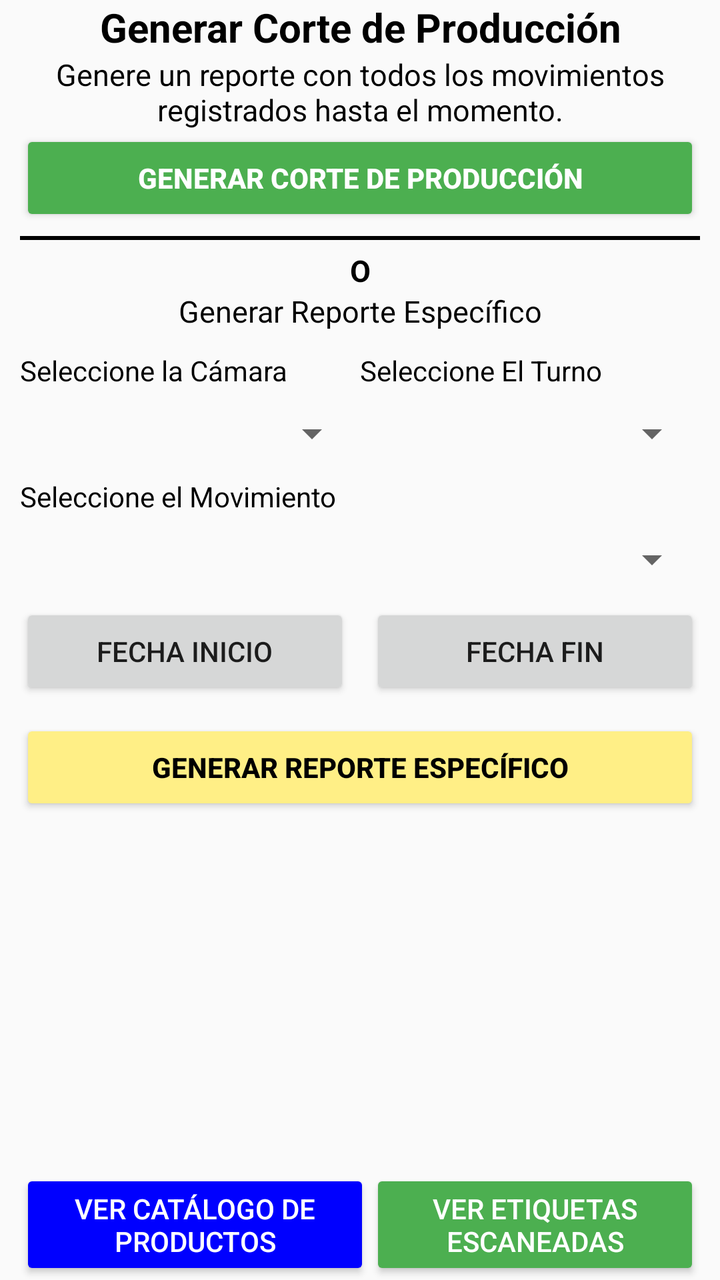
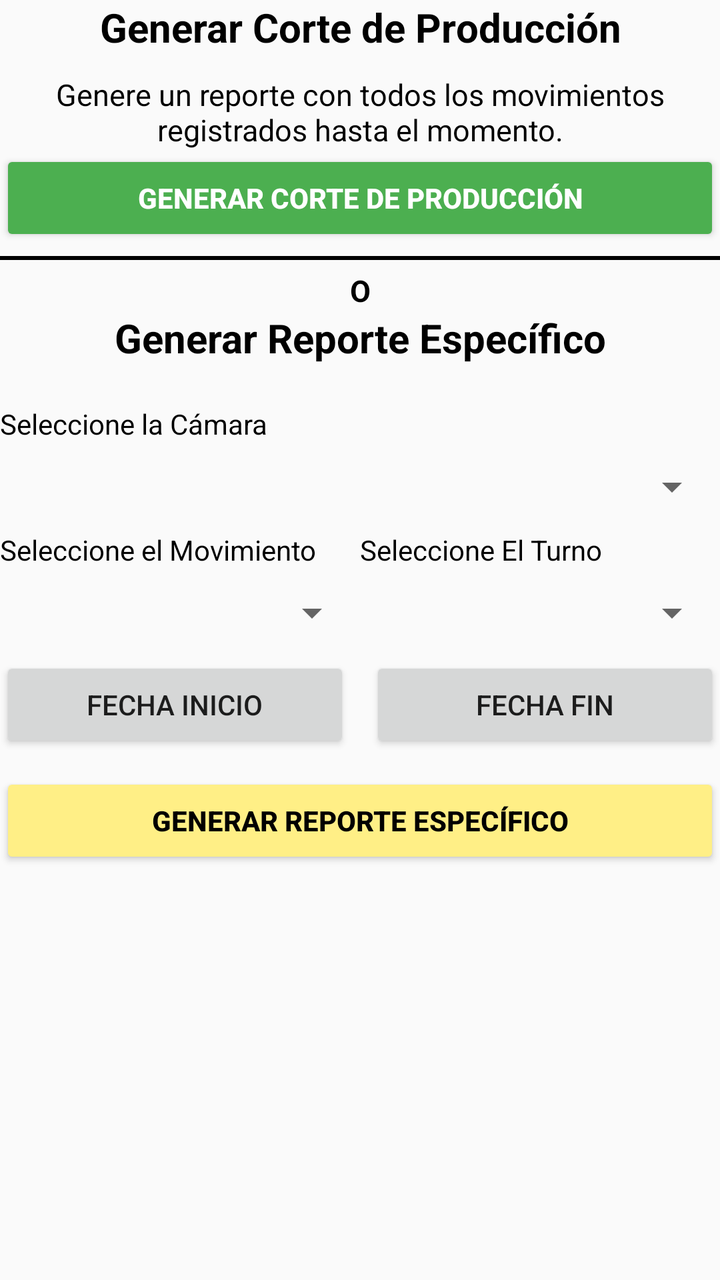

Compare the two renders of this Android layout. The source of the first and the diff that turns it into the second are given below.
<!-- AndroidManifest.xml: application theme Theme.Etiquetas -->
<!-- res/layout/fragment_reportes.xml -->
<?xml version="1.0" encoding="utf-8"?>
<LinearLayout xmlns:android="http://schemas.android.com/apk/res/android"
    xmlns:app="http://schemas.android.com/apk/res-auto"
    xmlns:tools="http://schemas.android.com/tools"
    android:id="@+id/reportesMain"
    android:layout_width="match_parent"
    android:layout_height="match_parent"
    android:orientation="vertical"
    tools:context=".ReportesActivity"
    android:fitsSystemWindows="true">

    <TextView
        android:layout_width="match_parent"
        android:layout_height="wrap_content"
        android:text="@string/generateReport"
        android:textAlignment="center"
        android:textColor="@color/black"
        android:textSize="20sp"
        android:textStyle="bold" />

    <TextView
        android:layout_width="match_parent"
        android:layout_height="wrap_content"
        android:text="@string/gen_general_report"
        android:textAlignment="center"
        android:textColor="@color/black"
        android:textSize="15sp" />

    <Button
        android:id="@+id/generarReporteGeneral"
        android:layout_width="match_parent"
        android:layout_height="wrap_content"
        android:layout_marginHorizontal="10dp"
        android:backgroundTint="@color/green"
        android:text="@string/generateReport"
        android:textColor="@color/white"
        android:textStyle="bold" />

    <com.google.android.material.divider.MaterialDivider
        android:layout_width="match_parent"
        android:layout_height="2dp"
        android:layout_marginHorizontal="10dp"
        android:layout_marginVertical="5dp"
        app:dividerColor="@color/black" />

    <TextView
        android:layout_width="match_parent"
        android:layout_height="wrap_content"
        android:text="@string/o"
        android:textAlignment="center"
        android:textColor="@color/black"
        android:textSize="15sp"
        android:textStyle="bold" />

    <TextView
        android:layout_width="match_parent"
        android:layout_height="wrap_content"
        android:text="@string/gen_specific_report"
        android:textAlignment="center"
        android:textColor="@color/black"
        android:textSize="15sp" />

    <LinearLayout
        android:layout_width="match_parent"
        android:layout_height="wrap_content"
        android:layout_marginHorizontal="10dp"
        android:layout_marginTop="10dp"
        android:orientation="horizontal">

        <TextView
            android:layout_width="0dp"
            android:layout_height="wrap_content"
            android:layout_weight="2"
            android:text="@string/select_camara"
            android:textColor="@color/black" />

        <TextView
            android:layout_width="0dp"
            android:layout_height="wrap_content"
            android:layout_weight="2"
            android:text="@string/select_turno"
            android:textColor="@color/black" />
    </LinearLayout>

    <LinearLayout
        android:layout_width="match_parent"
        android:layout_height="wrap_content"
        android:layout_marginHorizontal="10dp"
        android:layout_marginTop="10dp"
        android:orientation="horizontal">

        <Spinner
            android:id="@+id/selectorCamara"
            android:layout_width="0dp"
            android:layout_height="wrap_content"
            android:layout_weight="2" />

        <Spinner
            android:id="@+id/selectorTurno"
            android:layout_width="0dp"
            android:layout_height="wrap_content"
            android:layout_weight="2" />

    </LinearLayout>

    <LinearLayout
        android:layout_width="match_parent"
        android:layout_height="wrap_content"
        android:layout_marginHorizontal="10dp"
        android:layout_marginTop="10dp"
        android:orientation="horizontal">

        <TextView
            android:layout_width="0dp"
            android:layout_height="wrap_content"
            android:layout_weight="1"
            android:text="@string/select_mov"
            android:textAlignment="textStart"
            android:textColor="@color/black" />

    </LinearLayout>

    <LinearLayout
        android:layout_width="match_parent"
        android:layout_height="wrap_content"
        android:layout_marginHorizontal="10dp"
        android:layout_marginTop="10dp"
        android:orientation="horizontal">

        <Spinner
            android:id="@+id/selectorMovimiento"
            android:layout_width="match_parent"
            android:layout_height="wrap_content" />
    </LinearLayout>

    <LinearLayout
        android:layout_width="match_parent"
        android:layout_height="wrap_content"
        android:layout_marginHorizontal="10dp"
        android:layout_marginTop="10dp"
        android:orientation="horizontal">

        <Button
            android:id="@+id/btnFechaInicio"
            android:layout_width="0dp"
            android:layout_height="wrap_content"
            android:layout_marginEnd="5dp"
            android:layout_weight="1"
            android:text="@string/fecha_inicio"
            />

        <Button
            android:id="@+id/btnFechaFin"
            android:layout_width="0dp"
            android:layout_height="wrap_content"
            android:layout_marginStart="5dp"
            android:layout_weight="1"
            android:text="@string/fecha_fin" />
    </LinearLayout>

    <LinearLayout
        android:layout_width="match_parent"
        android:layout_height="wrap_content"
        android:layout_marginHorizontal="10dp"
        android:layout_marginTop="10dp"
        android:orientation="horizontal">

        <Button
            android:id="@+id/generarReporte"
            android:layout_width="match_parent"
            android:layout_height="wrap_content"
            android:backgroundTint="@color/yellow"
            android:text="@string/gen_specific_report"
            android:textAlignment="center"
            android:textColor="@color/black"
            android:textStyle="bold" />

    </LinearLayout>

    <View
        android:layout_width="match_parent"
        android:layout_height="0dp"
        android:layout_weight="1" />

    <LinearLayout
        android:layout_width="match_parent"
        android:layout_height="wrap_content"
        android:layout_gravity="center_horizontal"
        android:layout_marginHorizontal="10dp"
        android:orientation="horizontal">

        <Button
            android:id="@+id/catalogoProducts"
            android:layout_width="wrap_content"
            android:layout_height="wrap_content"
            android:layout_weight="2"
            android:backgroundTint="@color/blue"
            android:text="@string/ver_cat_logo_de_productos"
            android:textColor="@color/white" />

        <Button
            android:id="@+id/seeAllEtiquetas"
            android:layout_width="wrap_content"
            android:layout_height="wrap_content"
            android:layout_weight="2"
            android:backgroundTint="@color/green"
            android:text="@string/ver_etiquetas_escaneadas"
            android:textColor="@color/white" />
    </LinearLayout>


</LinearLayout>
<!-- resources referenced by this layout -->
<resources>
  <color name="black">#FF000000</color>
  <color name="blue">#0000FF</color>
  <color name="green">#4CAF50</color>
  <color name="white">#FFFFFFFF</color>
  <color name="yellow">#FFEF86</color>
  <string name="fecha_fin">Fecha Fin</string>
  <string name="fecha_inicio">Fecha Inicio</string>
  <string name="gen_general_report">Genere un reporte con todos los movimientos registrados hasta el momento.</string>
  <string name="gen_specific_report">Generar Reporte Específico</string>
  <string name="generateReport">Generar Corte de Producción </string>
  <string name="o">O</string>
  <string name="select_camara">Seleccione la Cámara</string>
  <string name="select_mov">Seleccione el Movimiento</string>
  <string name="select_turno">Seleccione El Turno</string>
  <string name="ver_cat_logo_de_productos">Ver Catálogo de Productos</string>
  <string name="ver_etiquetas_escaneadas">Ver Etiquetas Escaneadas</string>
  <style name="Theme.Etiquetas" parent="Theme.AppCompat.Light.NoActionBar" />
</resources>

<!-- the commit's change to res/layout/fragment_reportes.xml (unified diff, before → after) -->
@@ -5,13 +5,15 @@
     android:id="@+id/reportesMain"
     android:layout_width="match_parent"
     android:layout_height="match_parent"
+    android:layout_marginHorizontal="5dp"
+    android:fitsSystemWindows="true"
     android:orientation="vertical"
-    tools:context=".ReportesActivity"
-    android:fitsSystemWindows="true">
+    tools:context=".ReportesActivity">
 
     <TextView
         android:layout_width="match_parent"
         android:layout_height="wrap_content"
+        android:layout_marginBottom="10dp"
         android:text="@string/generateReport"
         android:textAlignment="center"
         android:textColor="@color/black"
@@ -30,7 +32,6 @@
         android:id="@+id/generarReporteGeneral"
         android:layout_width="match_parent"
         android:layout_height="wrap_content"
-        android:layout_marginHorizontal="10dp"
         android:backgroundTint="@color/green"
         android:text="@string/generateReport"
         android:textColor="@color/white"
@@ -39,7 +40,6 @@
     <com.google.android.material.divider.MaterialDivider
         android:layout_width="match_parent"
         android:layout_height="2dp"
-        android:layout_marginHorizontal="10dp"
         android:layout_marginVertical="5dp"
         app:dividerColor="@color/black" />
 
@@ -55,15 +55,45 @@
     <TextView
         android:layout_width="match_parent"
         android:layout_height="wrap_content"
+        android:layout_marginBottom="10dp"
         android:text="@string/gen_specific_report"
         android:textAlignment="center"
         android:textColor="@color/black"
-        android:textSize="15sp" />
+        android:textSize="20sp"
+        android:textStyle="bold" />
 
     <LinearLayout
         android:layout_width="match_parent"
         android:layout_height="wrap_content"
-        android:layout_marginHorizontal="10dp"
+        android:layout_marginTop="10dp"
+        android:orientation="horizontal">
+
+        <TextView
+            android:layout_width="0dp"
+            android:layout_height="wrap_content"
+            android:layout_weight="1"
+            android:text="@string/select_camara"
+            android:textColor="@color/black" />
+
+    </LinearLayout>
+
+    <LinearLayout
+        android:layout_width="match_parent"
+        android:layout_height="wrap_content"
+        android:layout_marginTop="10dp"
+        android:orientation="horizontal">
+
+        <Spinner
+            android:id="@+id/selectorCamara"
+            android:layout_width="0dp"
+            android:layout_height="wrap_content"
+            android:layout_weight="1" />
+
+    </LinearLayout>
+
+    <LinearLayout
+        android:layout_width="match_parent"
+        android:layout_height="wrap_content"
         android:layout_marginTop="10dp"
         android:orientation="horizontal">
 
@@ -71,7 +101,8 @@
             android:layout_width="0dp"
             android:layout_height="wrap_content"
             android:layout_weight="2"
-            android:text="@string/select_camara"
+            android:text="@string/select_mov"
+            android:textAlignment="textStart"
             android:textColor="@color/black" />
 
         <TextView
@@ -80,17 +111,17 @@
             android:layout_weight="2"
             android:text="@string/select_turno"
             android:textColor="@color/black" />
+
     </LinearLayout>
 
     <LinearLayout
         android:layout_width="match_parent"
         android:layout_height="wrap_content"
-        android:layout_marginHorizontal="10dp"
         android:layout_marginTop="10dp"
         android:orientation="horizontal">
 
         <Spinner
-            android:id="@+id/selectorCamara"
+            android:id="@+id/selectorMovimiento"
             android:layout_width="0dp"
             android:layout_height="wrap_content"
             android:layout_weight="2" />
@@ -100,43 +131,11 @@
             android:layout_width="0dp"
             android:layout_height="wrap_content"
             android:layout_weight="2" />
-
     </LinearLayout>
 
     <LinearLayout
         android:layout_width="match_parent"
         android:layout_height="wrap_content"
-        android:layout_marginHorizontal="10dp"
-        android:layout_marginTop="10dp"
-        android:orientation="horizontal">
-
-        <TextView
-            android:layout_width="0dp"
-            android:layout_height="wrap_content"
-            android:layout_weight="1"
-            android:text="@string/select_mov"
-            android:textAlignment="textStart"
-            android:textColor="@color/black" />
-
-    </LinearLayout>
-
-    <LinearLayout
-        android:layout_width="match_parent"
-        android:layout_height="wrap_content"
-        android:layout_marginHorizontal="10dp"
-        android:layout_marginTop="10dp"
-        android:orientation="horizontal">
-
-        <Spinner
-            android:id="@+id/selectorMovimiento"
-            android:layout_width="match_parent"
-            android:layout_height="wrap_content" />
-    </LinearLayout>
-
-    <LinearLayout
-        android:layout_width="match_parent"
-        android:layout_height="wrap_content"
-        android:layout_marginHorizontal="10dp"
         android:layout_marginTop="10dp"
         android:orientation="horizontal">
 
@@ -146,8 +145,7 @@
             android:layout_height="wrap_content"
             android:layout_marginEnd="5dp"
             android:layout_weight="1"
-            android:text="@string/fecha_inicio"
-            />
+            android:text="@string/fecha_inicio" />
 
         <Button
             android:id="@+id/btnFechaFin"
@@ -161,7 +159,6 @@
     <LinearLayout
         android:layout_width="match_parent"
         android:layout_height="wrap_content"
-        android:layout_marginHorizontal="10dp"
         android:layout_marginTop="10dp"
         android:orientation="horizontal">
 
@@ -174,39 +171,5 @@
             android:textAlignment="center"
             android:textColor="@color/black"
             android:textStyle="bold" />
-
     </LinearLayout>
-
-    <View
-        android:layout_width="match_parent"
-        android:layout_height="0dp"
-        android:layout_weight="1" />
-
-    <LinearLayout
-        android:layout_width="match_parent"
-        android:layout_height="wrap_content"
-        android:layout_gravity="center_horizontal"
-        android:layout_marginHorizontal="10dp"
-        android:orientation="horizontal">
-
-        <Button
-            android:id="@+id/catalogoProducts"
-            android:layout_width="wrap_content"
-            android:layout_height="wrap_content"
-            android:layout_weight="2"
-            android:backgroundTint="@color/blue"
-            android:text="@string/ver_cat_logo_de_productos"
-            android:textColor="@color/white" />
-
-        <Button
-            android:id="@+id/seeAllEtiquetas"
-            android:layout_width="wrap_content"
-            android:layout_height="wrap_content"
-            android:layout_weight="2"
-            android:backgroundTint="@color/green"
-            android:text="@string/ver_etiquetas_escaneadas"
-            android:textColor="@color/white" />
-    </LinearLayout>
-
-
 </LinearLayout>
<!-- resource entries referenced after the edit -->
@@ -1,7 +1,6 @@
 <!-- resources referenced by this layout -->
 <resources>
   <color name="black">#FF000000</color>
-  <color name="blue">#0000FF</color>
   <color name="green">#4CAF50</color>
   <color name="white">#FFFFFFFF</color>
   <color name="yellow">#FFEF86</color>
@@ -14,8 +13,6 @@
   <string name="select_camara">Seleccione la Cámara</string>
   <string name="select_mov">Seleccione el Movimiento</string>
   <string name="select_turno">Seleccione El Turno</string>
-  <string name="ver_cat_logo_de_productos">Ver Catálogo de Productos</string>
-  <string name="ver_etiquetas_escaneadas">Ver Etiquetas Escaneadas</string>
   <style name="Theme.Etiquetas" parent="Theme.AppCompat.Light.NoActionBar" />
 </resources>
 
